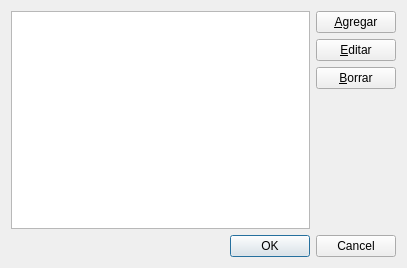
edvelezg/viper-sugui, file Dialogs/listdialog.ui: the form before one commit.
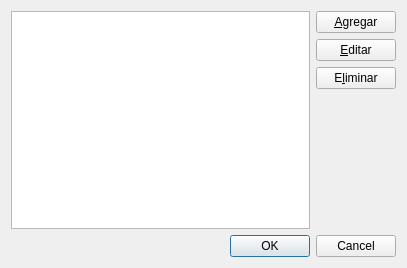
The form after the commit.

Commit message: Se corrigio dialogo para guardar archivo

```diff
--- a/Dialogs/listdialog.ui
+++ b/Dialogs/listdialog.ui
@@ -66,7 +66,7 @@
        <item row="2" column="1" >
         <widget class="QPushButton" name="deleteButton" >
          <property name="text" >
-          <string>&amp;Borrar</string>
+          <string>E&amp;liminar</string>
          </property>
         </widget>
        </item>
```
The commit also changes 2 other files.
